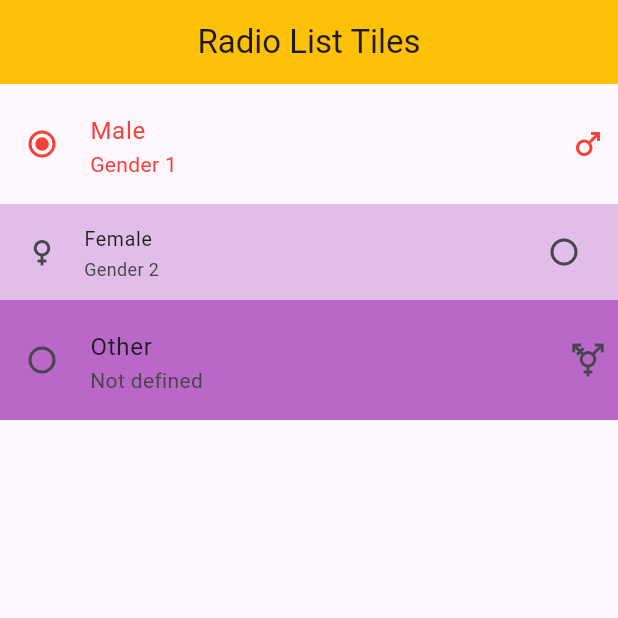
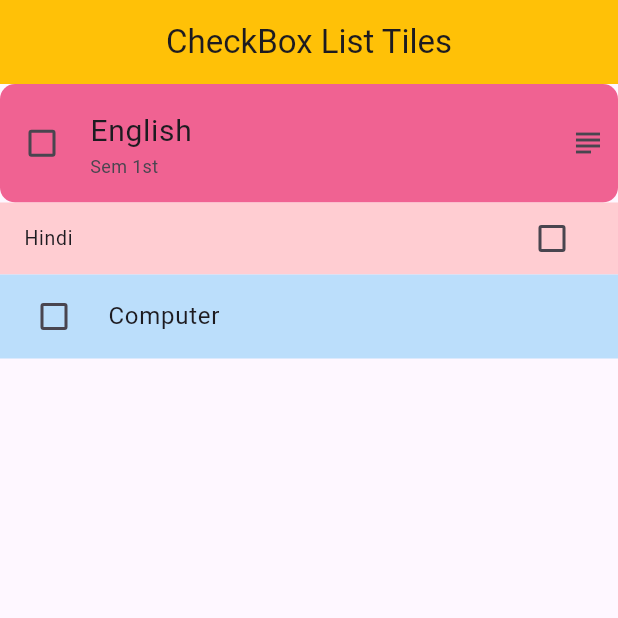
Before and after one commit to Ajkaushik9045/flutter_basics, a Flutter app: the screen it shows after launch, on a phone screen of 412 x 824 dp, the top half of it. Run offline on Flutter 3.47's test engine with Material 3 defaults, Android fonts, the phone set to English and light mode, and no system bars; our stand-ins replace cached_network_image, device_preview.

Commit message:
Check Box List Tiles

```diff
--- /dev/null
+++ b/lib/Flutter_Widgets/Input_Widgets/check_box_list_tile.dart
@@ -0,0 +1,98 @@
+import 'package:flutter/material.dart';
+
+class CheckBoxListTileWidget extends StatefulWidget {
+  const CheckBoxListTileWidget({super.key});
+
+  @override
+  State<CheckBoxListTileWidget> createState() => _CheckBoxListTileState();
+}
+
+class _CheckBoxListTileState extends State<CheckBoxListTileWidget> {
+  bool? eng = false; // Tracks the state of the English checkbox.
+  bool? hindi = false; // Tracks the state of the Hindi checkbox.
+  bool? cse = false; // Tracks the state of the Computer Science checkbox.
+
+  @override
+  Widget build(BuildContext context) {
+    return Scaffold(
+      appBar: AppBar(
+        title: const Text("CheckBox List Tiles"),
+        centerTitle: true, // Centers the title of the AppBar.
+        backgroundColor:
+            Colors.amber, // Sets the background color of the AppBar.
+      ),
+      body: Column(
+        children: [
+          // CheckboxListTile for "English"
+          CheckboxListTile(
+            title: const Text(
+              "English",
+              style: TextStyle(fontSize: 20),
+            ), // Main label for the checkbox.
+            subtitle: const Text("Sem 1st"), // Additional text below the title.
+            tileColor: Colors.pink[300], // Background color of the tile.
+            overlayColor: const WidgetStatePropertyAll(Colors.white), // Overlay color when pressed focused.
+            hoverColor: Colors.blue, // Color when the tile is hovered over.
+            checkColor: Colors.purple, // Color of the check mark.
+            selected:eng ??false, // Whether the tile is selected (does not change the state).
+            autofocus:false, // If true, this widget will be focused on startup.
+            selectedTileColor: Colors.amber, // Background color of the tile when selected.
+            controlAffinity: ListTileControlAffinity.leading, // Checkbox position (leading or trailing).
+            secondary: const Icon(Icons .subject), // Icon displayed on the opposite side of the checkbox.
+            activeColor: Colors.green, // Color when the checkbox is checked.
+            dense: true, // Reduces the height of the tile if true.
+            value: eng, // The current state of the checkbox.
+            onChanged: (bool? value) {
+              setState(() {
+                eng = value; // Updates the state when the checkbox is toggled.
+              });
+            },
+            isThreeLine: false, // If true, allows for an extra line of text.
+            contentPadding: const EdgeInsets.all(8.0), // Padding inside the tile.
+            shape: RoundedRectangleBorder(
+              // Custom shape for the tile.
+              borderRadius: BorderRadius.circular(10),
+            ),
+            tristate: false, // If true, the checkbox can be in an indeterminate state.
+            visualDensity: VisualDensity.compact, // Adjusts the visual density of the tile.
+          ),
+
+          // CheckboxListTile for "Hindi"
+          CheckboxListTile(
+            title: const Text("Hindi"),
+            tileColor: Colors.red[100],
+            value: hindi,
+            onChanged: (value) {
+              setState(() {
+                hindi =
+                    value; // Updates the state when the checkbox is toggled.
+              });
+            },
+            controlAffinity: ListTileControlAffinity
+                .trailing, // Moves checkbox to the trailing edge.
+            activeColor: Colors.blue, // Sets active color for this checkbox.
+            dense: true, // Makes the tile more compact.
+            selected: hindi ?? false, // Highlights tile if selected.
+          ),
+
+          // CheckboxListTile for "Computer"
+          CheckboxListTile(
+            title: const Text("Computer"),
+            tileColor: Colors.blue[100],
+            value: cse,
+            onChanged: (value) {
+              setState(() {
+                cse = value; // Updates the state when the checkbox is toggled.
+              });
+            },
+            controlAffinity: ListTileControlAffinity
+                .leading, // Keeps checkbox at the leading edge.
+            activeColor: Colors.orange, // Sets active color for this checkbox.
+            dense: false, // Tile will take up more vertical space.
+            selected: cse ?? false, // Highlights tile if selected.
+          ),
+        ],
+      ),
+    );
+  }
+}
--- a/lib/main.dart
+++ b/lib/main.dart
@@ -1,5 +1,6 @@
 // ignore_for_file: unused_import
 
+import 'package:device_preview/device_preview.dart';
 import 'package:flutter/foundation.dart';
 import 'package:flutter/material.dart';
 import 'package:flutter_basics/Flutter_Widgets/Basic_Widgets/buttons_widgets/Built-In%20Button%20Widgets/elevated_button_widget.dart';
@@ -15,6 +16,7 @@ import 'package:flutter_basics/Flutter_Widgets/Basic_Widgets/padding_align_cente
 import 'package:flutter_basics/Flutter_Widgets/Basic_Widgets/row_widget.dart';
 import 'package:flutter_basics/Flutter_Widgets/Basic_Widgets/text_widget.dart';
 import 'package:flutter_basics/Flutter_Widgets/Input_Widgets/checkBox_widget.dart';
+import 'package:flutter_basics/Flutter_Widgets/Input_Widgets/check_box_list_tile.dart';
 import 'package:flutter_basics/Flutter_Widgets/Input_Widgets/radio_list_tiles.dart';
 import 'package:flutter_basics/Flutter_Widgets/Input_Widgets/radio_widget.dart';
 import 'package:flutter_basics/Flutter_Widgets/Input_Widgets/textfield_widget.dart';
@@ -26,12 +28,11 @@ import 'package:flutter_basics/Flutter_Widgets/Layout_Widgets/indexed_stack_widg
 import 'package:flutter_basics/Flutter_Widgets/Layout_Widgets/list_view_builder_widget.dart';
 import 'package:flutter_basics/Flutter_Widgets/Layout_Widgets/list_view_widget.dart';
 import 'package:flutter_basics/Flutter_Widgets/Layout_Widgets/stack_widget.dart';
-import 'package:device_preview/device_preview.dart';
 
 void main() => runApp(
       DevicePreview(
         enabled: !kReleaseMode,
-        builder: (context) => MyApp(), // Wrap your app
+        builder: (context) => const MyApp(), // Wrap your app
       ),
     );
 // void main() {
@@ -46,7 +47,7 @@ class MyApp extends StatelessWidget {
   Widget build(BuildContext context) {
     return const MaterialApp(
       debugShowCheckedModeBanner: false,
-      home: RadioListTiles(),
+      home: CheckBoxListTileWidget(),
     );
   }
 }
```
